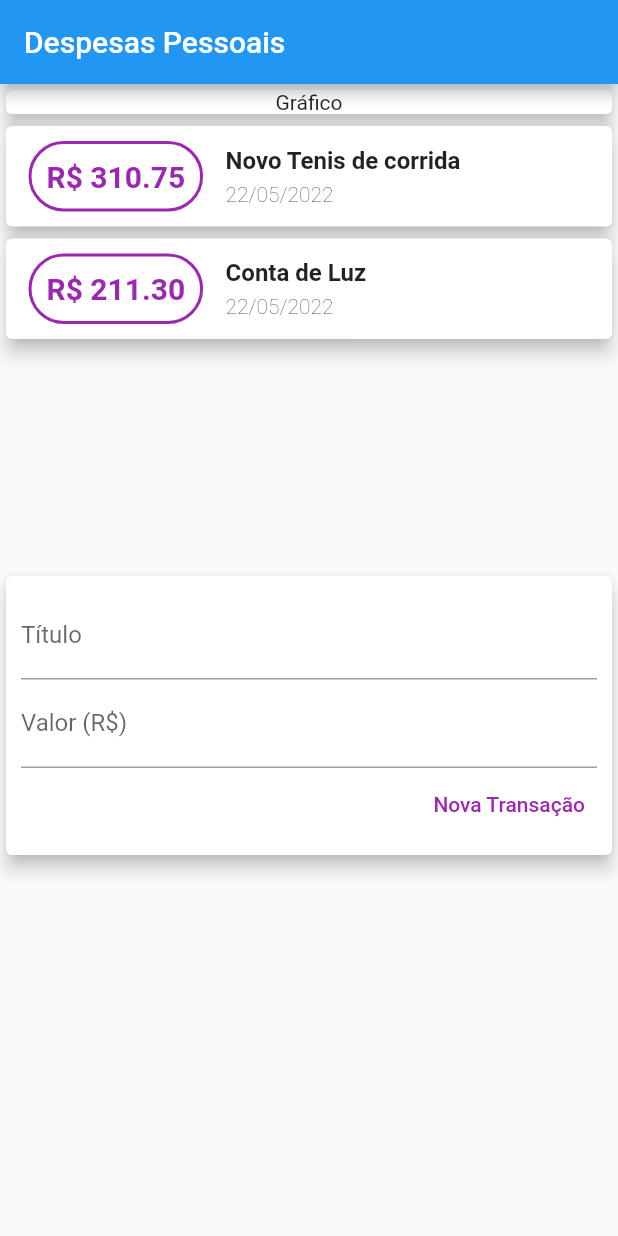
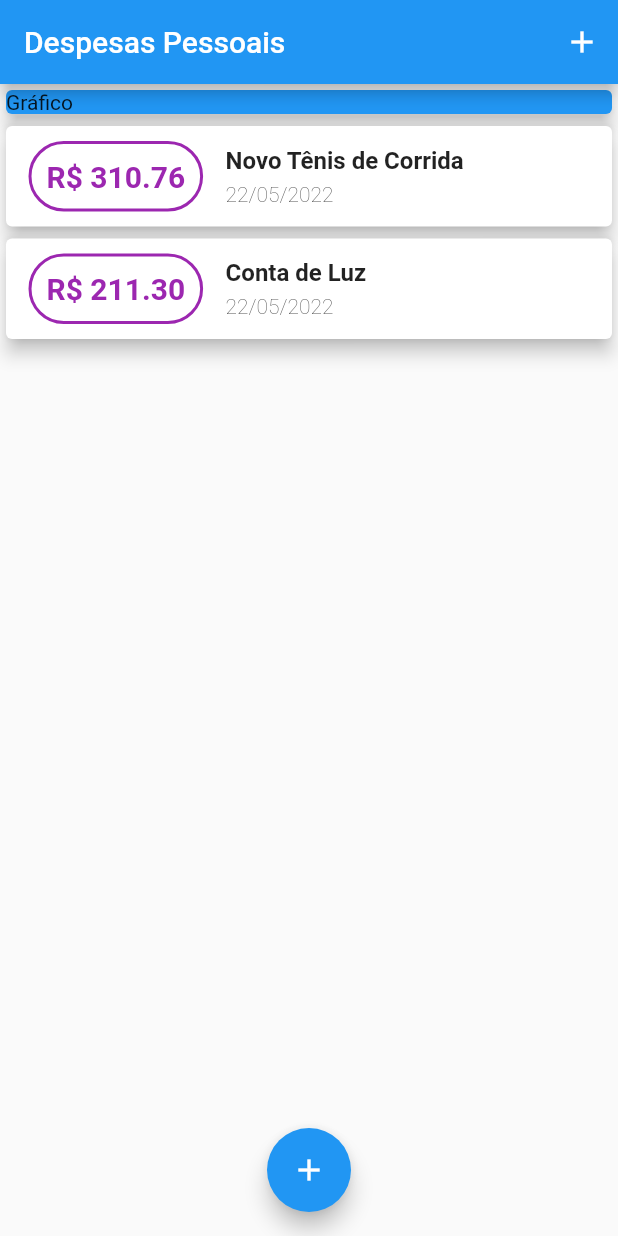
Before and after one commit to alefbispo/app_despesas, a Flutter app: the screen it shows after launch, on a phone screen of 412 x 824 dp. Run offline on Flutter 3.47's test engine with Material 2 defaults, Android fonts, the phone set to English and light mode, and no system bars.

Commit message:
refatorando codigo

```diff
--- a/lib/components/transaction_form.dart
+++ /dev/null
@@ -1,63 +0,0 @@
-import 'package:flutter/material.dart';
-
-class TransactionForm extends StatelessWidget {
-  Function(String, double) onSubmit;
-  var titulocontroller = TextEditingController();
-  var valorcontroller = TextEditingController();
-
-  TransactionForm({Key? key, required this.onSubmit}) : super(key: key);
-
-  _submitForm() {
-    final title = titulocontroller.text;
-    final value = double.tryParse(valorcontroller.text) ?? 0.0;
-
-    if (title.isEmpty || value <= 0) {
-      return;
-    }
-    onSubmit(title, value);
-    titulocontroller.clear();
-    valorcontroller.clear();
-  }
-
-  @override
-  Widget build(BuildContext context) {
-
-    return Card(
-      elevation: 5,
-      child: Padding(
-        padding: const EdgeInsets.all(10),
-        child: Column(
-          children: [
-            TextField(
-              controller: titulocontroller,
-              onSubmitted: (_) => _submitForm(),
-              decoration: InputDecoration(
-                labelText: 'Título',
-              ),
-            ),
-            TextField(
-              controller: valorcontroller,
-              keyboardType: TextInputType.numberWithOptions(decimal: true),
-              onSubmitted: (_) => _submitForm(),
-              decoration: InputDecoration(
-                labelText: 'Valor (R\$)',
-              ),
-            ),
-            Row(
-              mainAxisAlignment: MainAxisAlignment.end,
-              children: [
-                TextButton(
-                  onPressed: _submitForm,
-                  child: Text(
-                    'Nova Transação',
-                    style: TextStyle(color: Colors.purple),
-                  ),
-                ),
-              ],
-            )
-          ],
-        ),
-      ),
-    );
-  }
-}
--- a/lib/components/transaction_user.dart
+++ /dev/null
@@ -1,55 +0,0 @@
-import 'dart:math';
-import 'package:app_despesas/components/transaction_form.dart';
-import 'package:app_despesas/components/transation_list.dart';
-import 'package:flutter/material.dart';
-import '../models/transaction.dart';
-
-class TransactionUser extends StatefulWidget {
-  const TransactionUser({Key? key}) : super(key: key);
-
-  @override
-  State<TransactionUser> createState() => _TransactionUserState();
-}
-
-class _TransactionUserState extends State<TransactionUser> {
-  var tituloController = TextEditingController();
-  var valorController = TextEditingController();
-
-  final _transactions = [
-    Transaction(
-      id: 't1',
-      title: 'Novo Tenis de corrida',
-      value: 310.75,
-      date: DateTime.now(),
-    ),
-    Transaction(
-      id: 't2',
-      title: 'Conta de Luz',
-      value: 211.30,
-      date: DateTime.now(),
-    ),
-  ];
-
-  _addTransaction(String title, double value) {
-    final newTransaction = Transaction(
-      id: Random().nextDouble().toString(),
-      title: title,
-      value: value,
-      date: DateTime.now(),
-    );
-
-    setState(() {
-      _transactions.add(newTransaction);
-    });
-  }
-
-  @override
-  Widget build(BuildContext context) {
-    return Column(
-      children: [
-        TransactionList(transations: _transactions),
-        TransactionForm(onSubmit: _addTransaction),
-      ],
-    );
-  }
-}
--- a/lib/main.dart
+++ b/lib/main.dart
@@ -1,36 +1,96 @@
+import 'package:app_despesas/models/transaction_form.dart';
 import 'package:flutter/material.dart';
-import 'components/grafico.dart';
-import 'components/transaction_user.dart';
+import 'dart:math';
+import 'models/transaction.dart';
+import 'models/transation_list.dart';
 
-main() {
-  runApp(ExpensesaApp());
-}
+main() => runApp(const ExpensesApp());
 
-class ExpensesaApp extends StatelessWidget {
-  const ExpensesaApp({Key? key}) : super(key: key);
-
+class ExpensesApp extends StatelessWidget {
+  const ExpensesApp({Key? key}) : super(key: key);
   @override
   Widget build(BuildContext context) {
-    return MaterialApp(home: MyHomePage());
+    return const MaterialApp(home: MyHomePage());
   }
 }
 
-class MyHomePage extends StatelessWidget {
+class MyHomePage extends StatefulWidget {
   const MyHomePage({Key? key}) : super(key: key);
+
+  @override
+  State<MyHomePage> createState() => _MyHomePageState();
+}
+
+class _MyHomePageState extends State<MyHomePage> {
+  final _transactions = [
+    Transaction(
+      id: 't1',
+      title: 'Novo Tênis de Corrida',
+      value: 310.76,
+      date: DateTime.now(),
+    ),
+    Transaction(
+      id: 't2',
+      title: 'Conta de Luz',
+      value: 211.30,
+      date: DateTime.now(),
+    ),
+  ];
+
+  _addTransaction(String title, double value) {
+    final newTransaction = Transaction(
+      id: Random().nextDouble().toString(),
+      title: title,
+      value: value,
+      date: DateTime.now(),
+    );
+
+    setState(() {
+      _transactions.add(newTransaction);
+    });
+  }
+
+  _openTransactionFormModal(BuildContext context) {
+    showModalBottomSheet(
+        context: context,
+        builder: (ctx) {
+          return TransactionForm(onSubmit: _addTransaction);
+        });
+  }
 
   @override
   Widget build(BuildContext context) {
     return Scaffold(
-      appBar: AppBar(title: Text('Despesas Pessoais')),
+      appBar: AppBar(
+        title: const Text('Despesas Pessoais'),
+        actions: [
+          IconButton(
+              icon: const Icon(Icons.add),
+              onPressed: () {
+                _openTransactionFormModal(context);
+              }),
+        ],
+      ),
       body: SingleChildScrollView(
         child: Column(
           crossAxisAlignment: CrossAxisAlignment.stretch,
-          children: const <Widget>[
-            Grafico(),
-            TransactionUser(),
+          children: [
+            const SizedBox(
+              child: Card(
+                color: Colors.blue,
+                elevation: 5,
+                child: Text('Gráfico'),
+              ),
+            ),
+            TransactionList(transations: _transactions),
           ],
         ),
       ),
+      floatingActionButton: FloatingActionButton(
+        child: const Icon(Icons.add),
+        onPressed: () => _openTransactionFormModal(context),
+      ),
+      floatingActionButtonLocation: FloatingActionButtonLocation.centerFloat,
     );
   }
 }
--- a/lib/components/transation_list.dart
+++ b/lib/models/transation_list.dart
@@ -10,7 +10,7 @@ class TransactionList extends StatelessWidget {
   @override
   Widget build(BuildContext context) {
     return SizedBox(
-      height: 300,
+      height: 450,
       child: ListView.builder(
         itemCount: transations.length,
         itemBuilder: (context, index) {
```
Also changed, not shown: lib/models/transaction_form.dart (added, +71 -0 lines).
